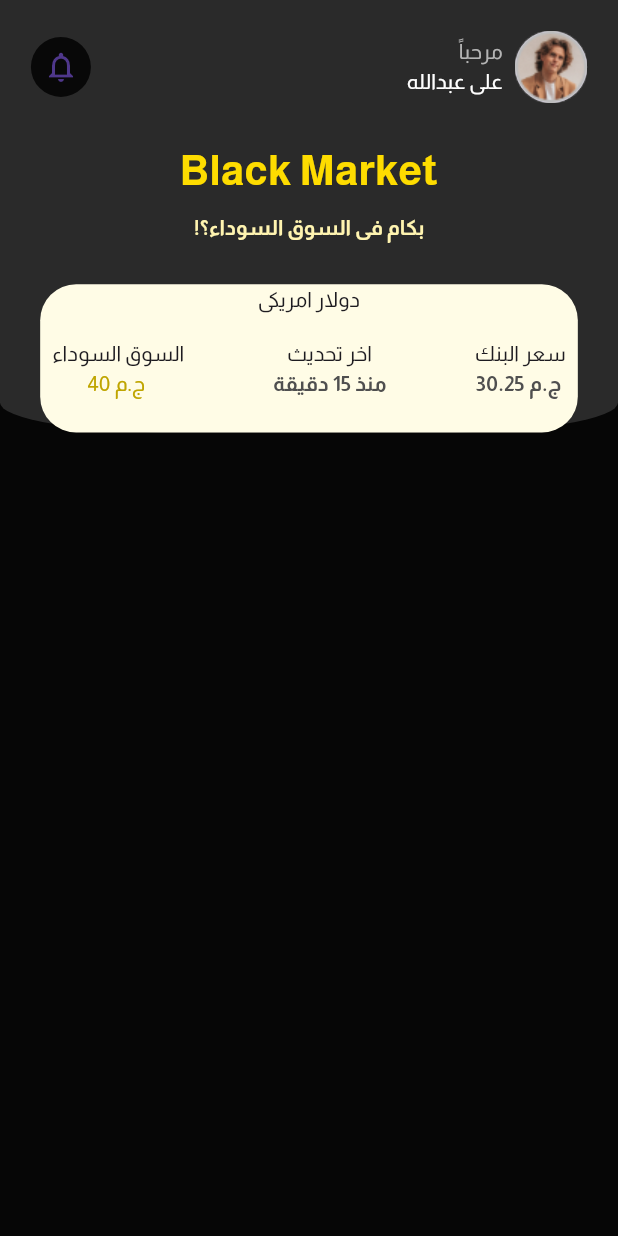
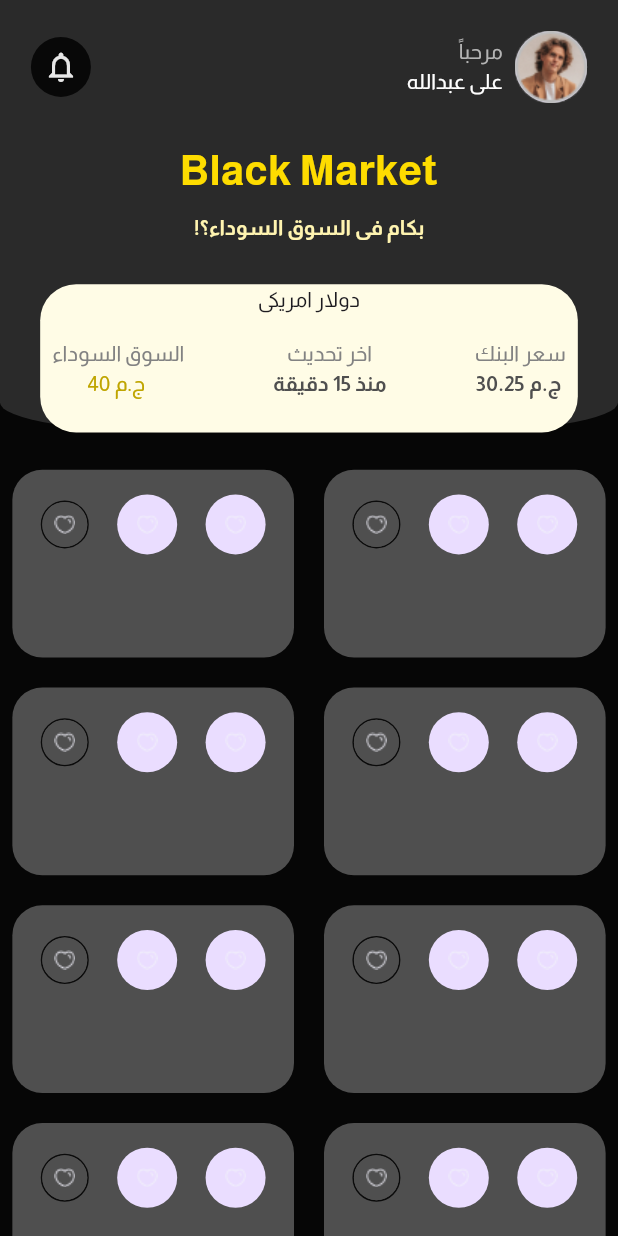
Before and after one commit to Hasan-Alturk/black-market, a Flutter app: the HomeView screen opened directly, on a phone screen of 412 x 824 dp. Run offline on Flutter 3.47's test engine with Material 2 defaults, Android fonts, the light colour scheme and no system bars; our stand-ins replace get.

Commit message:
making_list_view

```diff
--- a/lib/app/core/constants/app_asset_icons.dart
+++ b/lib/app/core/constants/app_asset_icons.dart
@@ -1,3 +1,4 @@
 class AppAssetIcons {
   static const String message = "asset/icons/Message.png";
+  static const String heart = "asset/icons/Heart.png";
 }
--- a/lib/app/core/constants/app_colors.dart
+++ b/lib/app/core/constants/app_colors.dart
@@ -4,15 +4,12 @@ abstract class AppColors {
   static Color white = const Color(0xffFFFFFF);
   // Grey
   static Color gray = const Color(0xff2A2A2A);
-<<<<<<< HEAD
   static Color lightGrey = const Color(0xff828282);
   static Color lighterGrey = const Color(0xffE0E0E0);
   static Color darkGrey = const Color(0xff4F4F4F);
-=======
   static Color graylight = const Color.fromRGBO(255, 255, 255, 0.7);
 
   //Black
->>>>>>> ab0c43e447b79687871f76d4516b55ac2f89498f
 
   static Color blackLight = const Color(0xffe7e7e7);
   static Color blackLightHover = const Color(0xffdbdbdb);
--- /dev/null
+++ b/lib/app/modules/home/card_item.dart
@@ -0,0 +1,46 @@
+import 'package:black_market/app/core/constants/app_asset_icons.dart';
+import 'package:black_market/app/core/constants/app_colors.dart';
+import 'package:black_market/app/core/plugin/plugin_media_que.dart';
+import 'package:flutter/material.dart';
+
+class CardItem extends StatelessWidget {
+  const CardItem({super.key});
+
+  @override
+  Widget build(BuildContext context) {
+    return Container(
+      decoration: BoxDecoration(
+          color: AppColors.darkGrey, borderRadius: BorderRadius.circular(20)),
+      child: Column(
+        mainAxisAlignment: MainAxisAlignment.start,
+        children: [
+          SizedBox(
+            height: context.screenHeight * 0.02,
+          ),
+          Row(
+            mainAxisAlignment: MainAxisAlignment.spaceEvenly,
+            children: [
+              Container(
+                decoration: BoxDecoration(
+                  shape: BoxShape.circle,
+                  border: Border.all(color: AppColors.blackDark),
+                ),
+                child: CircleAvatar(
+                  backgroundColor: AppColors.darkGrey,
+                  child: Image.asset(AppAssetIcons.heart),
+                  radius: 15,
+                ),
+              ),
+              CircleAvatar(
+                child: Image.asset(AppAssetIcons.heart),
+              ),
+              CircleAvatar(
+                child: Image.asset(AppAssetIcons.heart),
+              )
+            ],
+          )
+        ],
+      ),
+    );
+  }
+}
--- a/lib/app/modules/home/home_view.dart
+++ b/lib/app/modules/home/home_view.dart
@@ -2,6 +2,7 @@ import 'package:black_market/app/core/constants/app_asset_image.dart';
 import 'package:black_market/app/core/constants/app_colors.dart';
 import 'package:black_market/app/core/constants/app_strings.dart';
 import 'package:black_market/app/core/plugin/plugin_media_que.dart';
+import 'package:black_market/app/modules/home/card_item.dart';
 import 'package:flutter/material.dart';
 
 class HomeView extends StatefulWidget {
@@ -179,6 +180,23 @@ class _HomeViewState extends State<HomeView> {
                 ),
               )
             ],
+          ),
+          SizedBox(
+            height: context.screenHeight * 0.02,
+          ),
+          Padding(
+            padding: EdgeInsets.all(context.screenHeight * 0.01),
+            child: GridView.builder(
+                scrollDirection: Axis.vertical,
+                shrinkWrap: true,
+                physics: const ScrollPhysics(),
+                gridDelegate: const SliverGridDelegateWithMaxCrossAxisExtent(
+                    maxCrossAxisExtent: 200,
+                    childAspectRatio: 3 / 2,
+                    crossAxisSpacing: 20,
+                    mainAxisSpacing: 20),
+                itemCount: 10,
+                itemBuilder: (ctx, i) => CardItem()),
           )
         ],
       )),
--- a/lib/main.dart
+++ b/lib/main.dart
@@ -1,4 +1,5 @@
 import 'package:black_market/app/core/constants/app_routs.dart';
+import 'package:black_market/app/modules/home/home_view.dart';
 import 'package:black_market/app/modules/onBoarding/on_boarding_view.dart';
 import 'package:flutter/material.dart';
 import 'package:get/get.dart';
@@ -20,7 +21,7 @@ class MyApp extends StatelessWidget {
         useMaterial3: true,
       ),
       debugShowCheckedModeBanner: false,
-      home: const OnBoardingView(),
+      home: const HomeView(),
       getPages: approuts,
     );
   }
```
Also changed, not shown: asset/icons/Heart.png (added).
